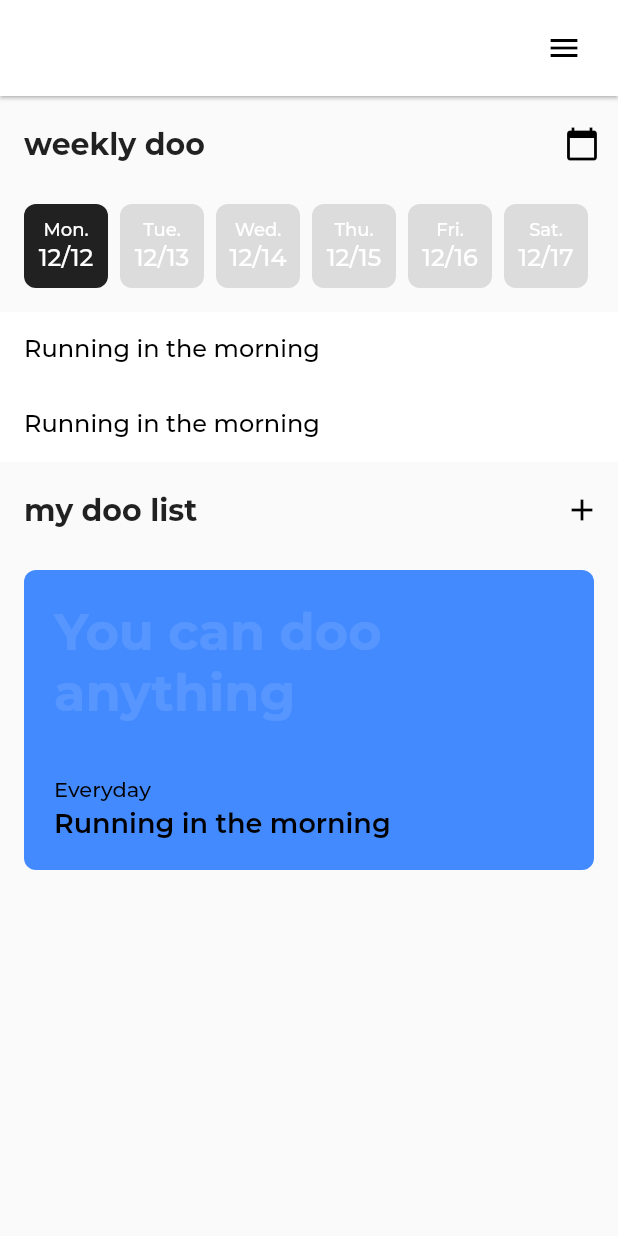
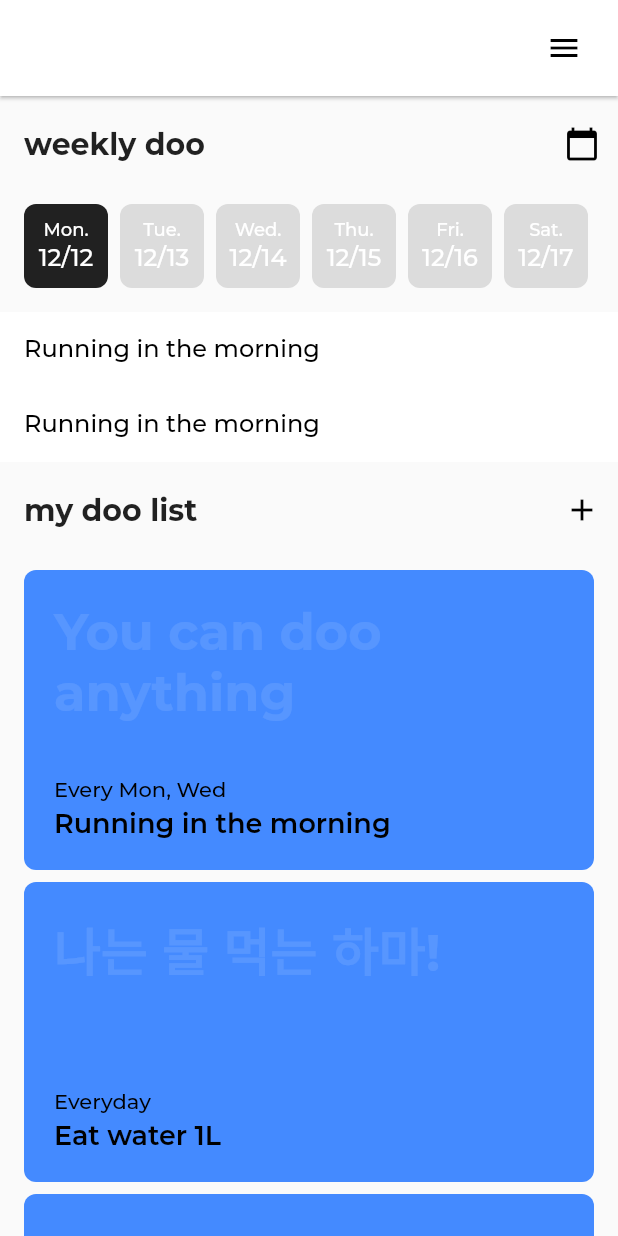
Before and after one commit to oimzi/Project-Doo, a Flutter app: the screen it shows after launch, on a phone screen of 412 x 824 dp. Run offline on Flutter 3.47's test engine with Material 2 defaults, Android fonts, the phone set to English and light mode, and no system bars; our stand-ins replace auto_route, get_it, hive, stacked, stacked_services; accounts and stored records are empty; generated files the repository leaves out were written again; project files that could hold a hidden picture were left out.

Commit message:
Doo list 를 DooListViewModel 로 렌더링 하도록 수정

```diff
--- a/lib/models/doo_model.dart
+++ b/lib/models/doo_model.dart
@@ -5,7 +5,9 @@ class DooModel {
   String quotes;
   Cycle cycle;
 
-  DooModel({this.title, this.quotes = C.DEFAULT_QUOTES, this.cycle});
+  DooModel({this.title, this.quotes = C.DEFAULT_QUOTES, this.cycle }) {
+    if (cycle == null) cycle = Cycle();
+  }
 
   @override
   String toString() {
@@ -55,4 +57,5 @@ class Cycle {
   String toString() {
     return 'isEveryday = $_isEveryday, $_dayOfWeeks';
   }
+
 }
--- a/lib/ui/views/home_view.dart
+++ b/lib/ui/views/home_view.dart
@@ -29,7 +29,8 @@ class HomeView extends StatelessWidget {
                 ],
               ),
             ),
-            body: Column(
+            body: SingleChildScrollView(
+              child: Column(
                 children: <Widget>[
                   Column(
                     children: <Widget>[
@@ -76,15 +77,13 @@ class HomeView extends StatelessWidget {
                     children: <Widget>[
                       HomeTitleComponent(title: 'my doo list', icon: IconAdd(),
                           onClickPlus: () => model.goCreateView()),
-                    Container(
-                      margin: EdgeInsets.fromLTRB(16, 8, 16, 0),
-                      child: DooListBox(Colors.blueAccent, 200, model.dooListViewModel),
-                    ),
+                      DooListBox(Colors.blueAccent, 200, model.dooListViewModel),
                     ],
                   ),
                 ],
               ),
             ),
+          ),
     );
   }
 }
--- a/lib/ui/widgets/doo_list_boxes.dart
+++ b/lib/ui/widgets/doo_list_boxes.dart
@@ -1,8 +1,10 @@
 import 'package:flutter/material.dart';
+import 'package:flutter_doo_test/models/doo_model.dart';
 import 'package:flutter_doo_test/ui/shared/shared_styles.dart';
 import 'package:flutter_doo_test/ui/widgets/txt_title.dart';
 import 'package:flutter_doo_test/viewmodels/doo_list_viewmodel.dart';
 import 'package:stacked/stacked.dart';
+import 'package:flutter_doo_test/ui/utils.dart';
 
 class DooListBox extends StatelessWidget {
   final color;
@@ -17,8 +19,29 @@ class DooListBox extends StatelessWidget {
   Widget build(BuildContext context) {
     return ViewModelBuilder<DooListViewModel>.reactive(
       viewModelBuilder: () => dooListViewModel,
-      builder: (context, model, child) =>
-          ClipRRect(
+      builder: (context, model, child) {
+        return Column(
+          children: <Widget>[
+            ...model.dooLists.map((item) => DooCard(color, height, item)),
+          ],
+        );
+      }
+    );
+  }
+}
+
+class DooCard extends StatelessWidget {
+  final color;
+  final double height;
+  final DooModel item;
+
+  DooCard(this.color, this.height, this.item);
+
+  @override
+  Widget build(BuildContext context) {
+    return             Padding(
+      padding: EdgeInsets.fromLTRB(16, 8, 16, 0),
+      child: ClipRRect(
         borderRadius: BorderRadius.circular(8.0),
         child: Container(
           padding: EdgeInsets.all(20.0),
@@ -28,13 +51,13 @@ class DooListBox extends StatelessWidget {
             crossAxisAlignment: CrossAxisAlignment.stretch,
             mainAxisAlignment: MainAxisAlignment.spaceBetween,
             children: <Widget>[
-                  TxtQuotes('You can doo anything'),
+              TxtQuotes(item.quotes),
               Column(
                 crossAxisAlignment: CrossAxisAlignment.start,
                 children: <Widget>[
-                      TxtCycle('Everyday'),
+                  TxtCycle(item.cycle.toDisplayText()),
                   SizedBox(height: 4),
-                      TxtTitle('Running in the morning', 18, FontWeight.w600,
+                  TxtTitle(item.title, 18, FontWeight.w600,
                       Colors.black),
                 ],
               ),
@@ -46,6 +69,7 @@ class DooListBox extends StatelessWidget {
     );
   }
 }
+
 
 class TxtQuotes extends StatelessWidget {
   final String quotes;
--- a/lib/viewmodels/doo_list_viewmodel.dart
+++ b/lib/viewmodels/doo_list_viewmodel.dart
@@ -1,5 +1,27 @@
+import 'package:flutter_doo_test/models/doo_model.dart';
 import 'package:stacked/stacked.dart';
 
 class DooListViewModel extends BaseViewModel {
 
+  List<DooModel> _dooLists;
+
+  List<DooModel> get dooLists => _dooLists;
+
+  DooListViewModel() {
+    // todo : init lists
+    // tmp list
+    _dooLists = genTmpLists();
+  }
+
+  List<DooModel> genTmpLists() {
+    return [
+      DooModel(title: 'Running in the morning',
+          cycle: Cycle(
+              dayOfWeeks: [true, false, true, false, false, false, false])),
+
+      DooModel(title: 'Eat water 1L', quotes: '나는 물 먹는 하마!'),
+      DooModel(title: 'Study flutter 1 hour', quotes: '탈출 가즈아!'),
+    ];
+  }
+
 }
```
Also changed, not shown: lib/ui/utils.dart (added, +36 -0 lines), lib/app/c.dart (line endings or trailing spaces), 1 other file. Lines whose indentation alone changed are shown as unchanged.
